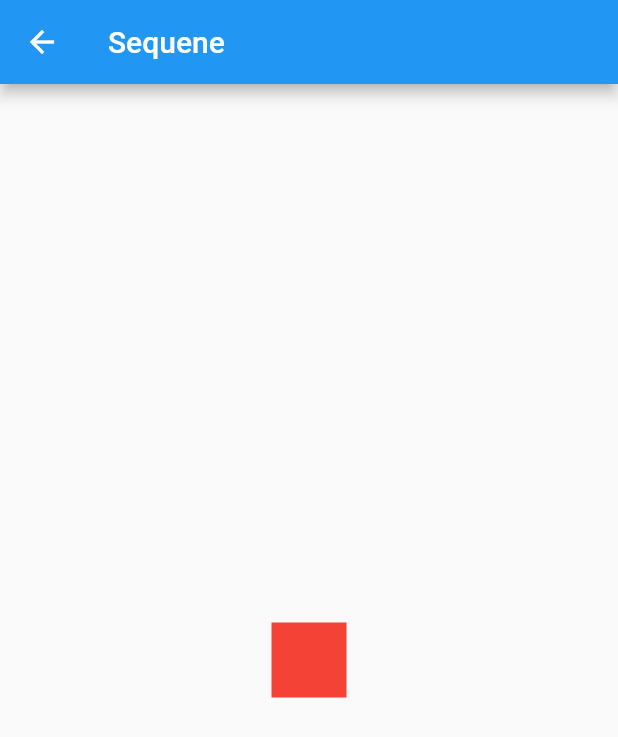
After one commit to Norbert515/flutter_sequence_animation, a Flutter app: the SameVariableAnimationPage screen opened by its route, on a phone screen of 412 x 824 dp. The commit adds this screen. Shown: the top 737 px of the screen. Run offline on Flutter 3.47's test engine with Material 2 defaults, Android fonts, the phone set to English and light mode, and no system bars.

Commit message:
added an example

```diff
--- a/examples/lib/main.dart
+++ b/examples/lib/main.dart
@@ -1,3 +1,4 @@
+import 'package:examples/same_variable_multiple_animations.dart';
 import 'package:examples/sequence_page.dart';
 import 'package:examples/staggered_animation_replication.dart';
 import 'package:flutter/material.dart';
@@ -16,6 +17,7 @@ class MyApp extends StatelessWidget {
       routes: {
         'sequence': (_)=> new SequencePage(),
         'StaggeredAnimationReplication': (_)=> new StaggeredAnimationReplication(),
+        'SameVariableAnimationPage': (_)=> new SameVariableAnimationPage(),
       },
     );
   }
@@ -39,6 +41,7 @@ class _HomePageState extends State<HomePage> {
           children: <Widget>[
             new RaisedButton(onPressed: (){Navigator.pushNamed(context, 'sequence');}, child: new Text("Sequence"),),
             new RaisedButton(onPressed: (){Navigator.pushNamed(context, 'StaggeredAnimationReplication');}, child: new Text("StaggeredAnimationReplication"),),
+            new RaisedButton(onPressed: (){Navigator.pushNamed(context, 'SameVariableAnimationPage');}, child: new Text("SameVariableAnimationPage"),),
           ],
         ),
       )
--- /dev/null
+++ b/examples/lib/same_variable_multiple_animations.dart
@@ -0,0 +1,102 @@
+import 'dart:async';
+
+import 'package:flutter/material.dart';
+import 'package:flutter_sequence_animation/animation_sequence.dart';
+
+class SameVariableAnimationPage extends StatefulWidget {
+  @override
+  _SameVariableAnimationPageState createState() => new _SameVariableAnimationPageState();
+}
+
+class _SameVariableAnimationPageState extends State<SameVariableAnimationPage> with SingleTickerProviderStateMixin{
+
+
+  AnimationController controller;
+  SequenceAnimation sequenceAnimation;
+
+  bool forward;
+
+  @override
+  void initState() {
+    super.initState();
+    controller = new AnimationController(vsync: this, duration: const Duration(seconds: 5));
+
+    sequenceAnimation = new SequenceAnimationBuilder()
+      .addAnimatable(
+            anim: new ColorTween(begin: Colors.red, end: Colors.yellow),
+            from:  const Duration(seconds: 0),
+            to: const Duration(seconds: 4),
+            tag: "color"
+        ).addAnimatable(
+            anim: new Tween<double>(begin: 50.0, end: 300.0),
+            from:  const Duration(seconds: 0),
+            to: const Duration(milliseconds: 3000),
+            tag: "width",
+            curve: Curves.easeIn
+        ).addAnimatable(
+            anim: new Tween<double>(begin: 300.0, end: 100.0),
+            from:  const Duration(milliseconds: 3000),
+            to: const Duration(milliseconds: 3700),
+            tag: "width",
+            curve: Curves.decelerate
+        ).addAnimatable(
+            anim: new Tween<double>(begin: 50.0, end: 300.0),
+            from:  const Duration(seconds: 0),
+            to: const Duration(milliseconds: 3000),
+            tag: "height",
+            curve: Curves.ease
+        ).addAnimatable(
+            anim: new Tween<double>(begin: 300.0, end: 450.0),
+            from:  const Duration(milliseconds: 3000),
+            to: const Duration(milliseconds: 3800),
+            tag: "height",
+            curve: Curves.decelerate
+         ).animate(controller);
+
+
+  }
+
+
+  Future<Null> _playAnimation() async {
+    try {
+      await controller.forward().orCancel;
+      await controller.reverse().orCancel;
+    } on TickerCanceled {
+      // the animation got canceled, probably because we were disposed
+    }
+  }
+
+  @override
+  void dispose() {
+    controller.dispose();
+    super.dispose();
+  }
+
+  @override
+  Widget build(BuildContext context) {
+    return new Scaffold(
+      appBar: new AppBar(
+        title: new Text("Sequene"),
+      ),
+      body: new GestureDetector(
+        behavior: HitTestBehavior.opaque,
+        onTap: () {
+          _playAnimation();
+        },
+        child: new AnimatedBuilder(
+          builder: (context, child) {
+            return new Center(
+              child: new Container(
+                color: sequenceAnimation["color"].value,
+                height: sequenceAnimation["height"].value,
+                width: sequenceAnimation["width"].value,
+              ),
+            );
+          },
+          animation: controller,
+        ),
+      ),
+    );
+  }
+
+}
```
Also changed, not shown: examples/lib/sequence_page.dart (+6 -7 lines).
